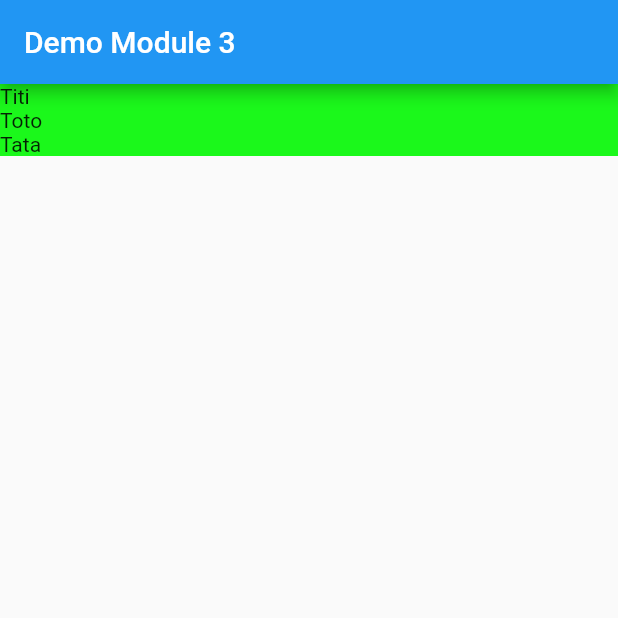
After one commit to pierre-hey/flutter-tp3, a Flutter app: the screen it shows after launch, on a phone screen of 412 x 824 dp, the top half of it. The commit adds this screen. Run offline on Flutter 3.47's test engine with Material 2 defaults, Android fonts, the phone set to English and light mode, and no system bars.

Commit message:
add: demo list view

```diff
--- a/lib/main.dart
+++ b/lib/main.dart
@@ -1,4 +1,5 @@
 import 'package:eni_demo/pages/demo-col-row.dart';
+import 'package:eni_demo/pages/demo-list-view.dart';
 import 'package:eni_demo/pages/demo-widget.dart';
 import 'package:eni_demo/pages/eni-demo-page.dart';
 import 'package:eni_demo/pages/test-anim.dart';
@@ -20,7 +21,8 @@ class MyApp extends StatelessWidget {
         primarySwatch: Colors.blue,
       ),
       // Page d'accueil
-      home: DemoColRow(),
+      home: DemoListView(),
+      //home: DemoColRow(),
       //home: const EniDemoPage(),
       //home: DemoWidgetPage(),
       //home: MyStatefulWidget(),
--- /dev/null
+++ b/lib/pages/demo-list-view.dart
@@ -0,0 +1,37 @@
+import 'package:flutter/material.dart';
+
+class DemoListView extends StatelessWidget {
+  var lists = ["Titi", "Toto", "Tata"];
+
+  @override
+  Widget build(BuildContext context) {
+    return Scaffold(
+        appBar: AppBar(
+          title: const Text('Demo Module 3'),
+        ),
+        body: ListView.builder(
+          itemCount: lists.length,
+          itemBuilder: (BuildContext context, int index) {
+            return MyLineItem(lists[index]);
+            //return Text(lists[index]);
+          },
+        ));
+  }
+
+  testButton() {
+    print("WOW c'est un bouton sur lequel on clique omg");
+  }
+}
+
+class MyLineItem extends StatelessWidget {
+  String label;
+  MyLineItem(this.label, {super.key});
+
+  @override
+  Widget build(BuildContext context) {
+    return Container(
+      color: Color.fromARGB(255, 27, 248, 27),
+      child: Text(label),
+    );
+  }
+}
```
